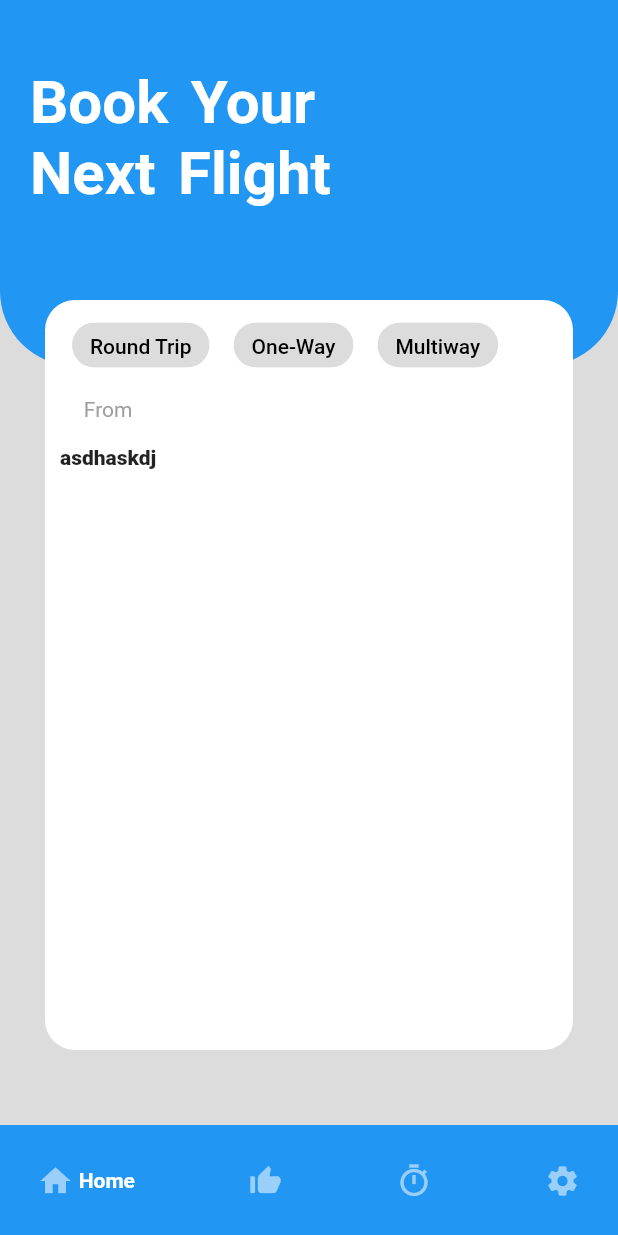
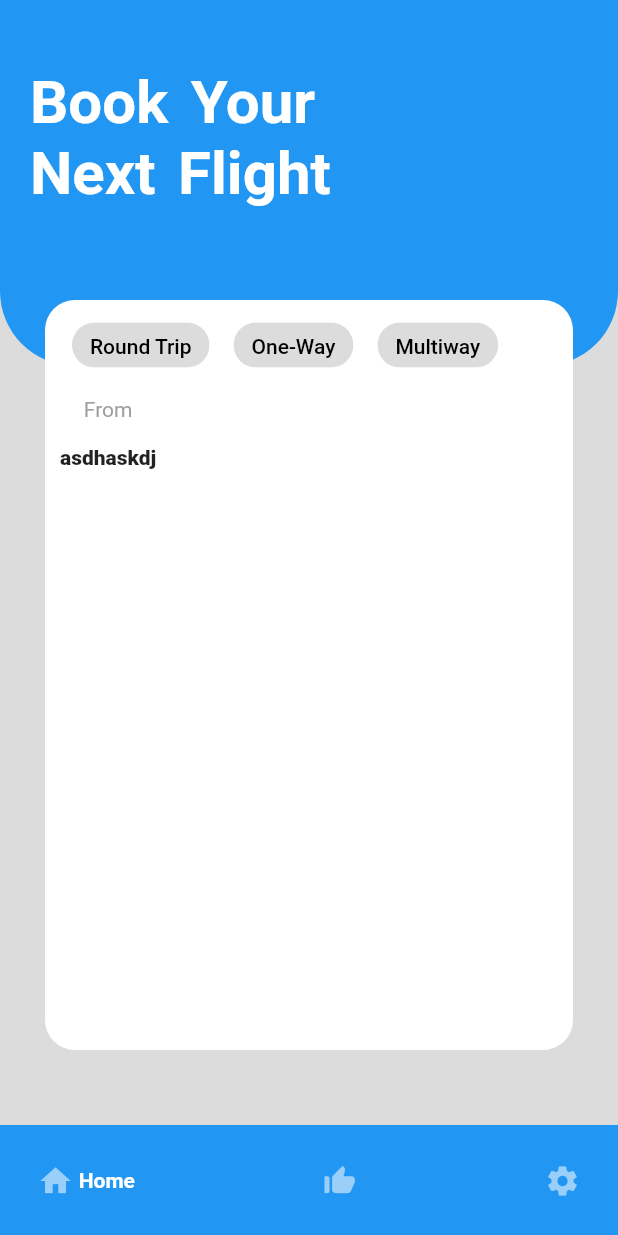
Before and after one commit to BaricuatroAngelo/ipt_airline, a Flutter app: the BlankPage screen opened directly, on a phone screen of 412 x 824 dp. Run offline on Flutter 3.47's test engine with Material 2 defaults, Android fonts, the phone set to English and light mode, and no system bars; drawn by our look-alikes of google_nav_bar.

Commit message:
navbar removed 1 icon

```diff
--- a/airline_reservation_app/lib/NavBars/HomePageNavBar.dart
+++ b/airline_reservation_app/lib/NavBars/HomePageNavBar.dart
@@ -52,13 +52,6 @@ class _BlankPageState extends State<BlankPage> {
           GButton(
             icon: Icons.thumb_up_alt,
             text: ' Favorites',
-            textColor: Colors.white,
-            iconColor: Colors.white54,
-            iconActiveColor: Colors.white54,
-          ),
-          GButton(
-            icon: Icons.timer_sharp,
-            text: ' Recent',
             textColor: Colors.white,
             iconColor: Colors.white54,
             iconActiveColor: Colors.white54,
```
